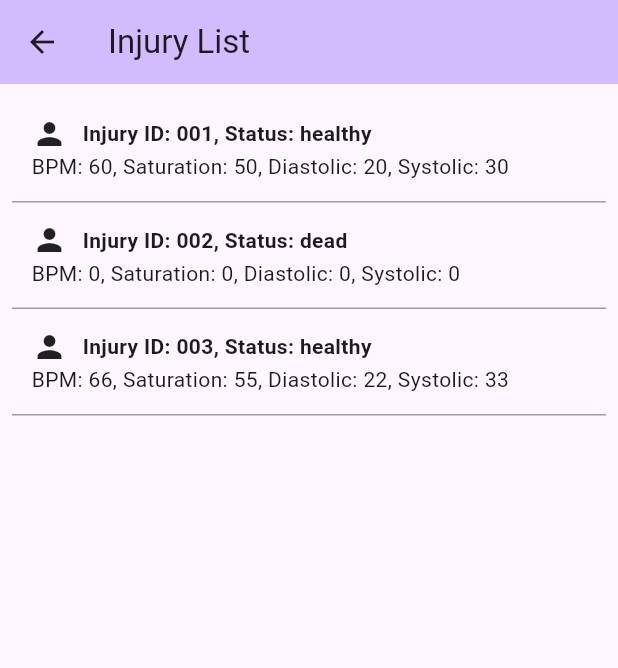
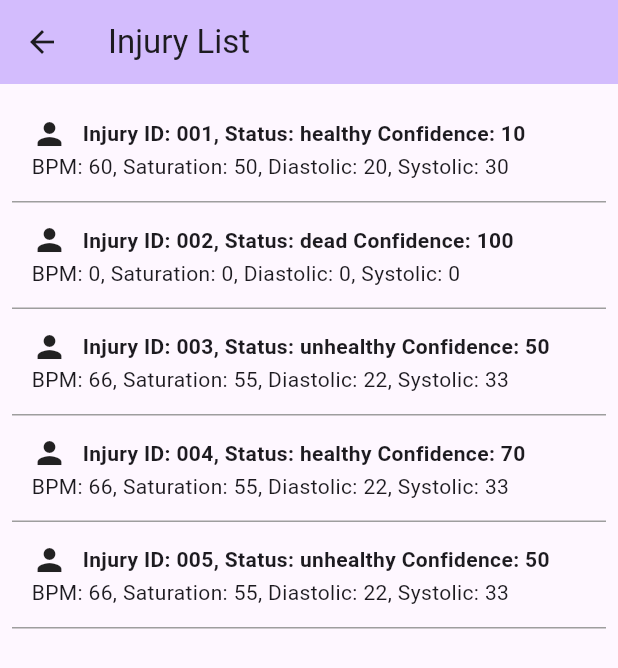
Before and after one commit to czuhajster/traige, a Flutter app: the screen it shows after launch, after a tap on the "person" icon, on a phone screen of 412 x 824 dp. Shown: the top 668 px of the screen. Run offline on Flutter 3.47's test engine with Material 2 defaults, Android fonts, the phone set to English and light mode, and no system bars; our stand-ins replace flutter_slidable.

Commit message:
update dashboard flutter app

```diff
--- a/traige/dashboard/lib/list.dart
+++ b/traige/dashboard/lib/list.dart
@@ -11,10 +11,24 @@ import 'list.dart';
 //   runApp(InjuryView());
 // }
 
+// void main() {
+//   sortInjuryList();
+// }
 
-void main() {
-  fetchData();
-}
+// void testData() {
+//   Map<String, dynamic> json = {
+//     'user_id': '002',
+//     'status': 'healthy',
+//     'data': {
+//       'bpm': 66,
+//       'oxygen_saturation': 55,
+//       'diastolic': 22,
+//       'systolic': 33,
+//     },
+//   };
+//   String jsonString = jsonEncode(json);
+//   print(jsonString);
+// }
 
 class InjuryView extends StatelessWidget {
   static List<InjuryCase> injuryList = [
@@ -22,22 +36,32 @@ class InjuryView extends StatelessWidget {
       user_id: '001',
       status: 'healthy',
       data: InjuryData(bpm: 60, oxygen_saturation: 50, diastolic: 20, systolic: 30),
+      confidence: 10,
     ),
     InjuryCase(
       user_id: '002',
       status: 'dead',
       data: InjuryData(bpm: 0, oxygen_saturation: 0, diastolic: 0, systolic: 0),
+      confidence: 100,
     ),
     InjuryCase(
       user_id: '003',
+      status: 'unhealthy',
+      data: InjuryData(bpm: 66, oxygen_saturation: 55, diastolic: 22, systolic: 33),
+      confidence: 50,
+    ),
+      InjuryCase(
+      user_id: '004',
       status: 'healthy',
       data: InjuryData(bpm: 66, oxygen_saturation: 55, diastolic: 22, systolic: 33),
+      confidence: 70,
     ),
-    //   InjuryCase(
-    //   user_id: '002',
-    //   status: 'healthy',
-    //   data: InjuryData(bpm: 66, oxygen_saturation: 55, diastolic: 22, systolic: 33),
-    // ),
+      InjuryCase(
+      user_id: '005',
+      status: 'unhealthy',
+      data: InjuryData(bpm: 66, oxygen_saturation: 55, diastolic: 22, systolic: 33),
+      confidence: 50,
+    ),
   ];
 
   @override
@@ -73,6 +97,7 @@ class InjuryView extends StatelessWidget {
                         oxygen_saturation: injuryList[index].data.oxygen_saturation,
                         diastolic: injuryList[index].data.diastolic,
                         systolic: injuryList[index].data.systolic,
+                        confidence: injuryList[index].confidence,
                       ),
                     ),
                   );
@@ -96,7 +121,7 @@ Future<void> fetchData() async {
     print(jsonData);
     // call createCase function
     createCase(jsonData);
-
+    sortInjuryList();
   } else {
     print('Failed to load data. Status code: ${response.statusCode}');
   }
@@ -119,7 +144,7 @@ void createCase(jsonData) {
   int newOxygen_saturation = jsonData['oxygen_saturation'];
   int newDiastolic = jsonData['diastolic'];
   int newSystolic = jsonData['systolic'];
-
+  int confidence = jsonData['confidence'];
   InjuryCase? existingCase = findCaseById(user_id);
 
   if (existingCase != null) {
@@ -129,6 +154,7 @@ void createCase(jsonData) {
     existingCase.data.oxygen_saturation = newOxygen_saturation;
     existingCase.data.diastolic = newDiastolic;
     existingCase.data.systolic = newSystolic;
+    existingCase.confidence = confidence;
     print('Case updated');
   } else {
     // Case doesn't exist, create a new one
@@ -141,9 +167,11 @@ void createCase(jsonData) {
         diastolic: newDiastolic,
         systolic: newSystolic,
       ),
+      confidence: confidence,
     );
     InjuryView.injuryList.add(newCase);
     print('New case created');
+    sortInjuryList();
   }
 }
 
@@ -151,11 +179,13 @@ class InjuryCase {
   final String user_id;
   String status;
   InjuryData data;
+  int confidence;
 
   InjuryCase({
     required this.user_id,
     required this.status,
     required this.data,
+    required this.confidence,
   });
 }
 
@@ -180,6 +210,7 @@ class InjuryCaseWidget extends StatelessWidget {
   int oxygen_saturation;
   int diastolic;
   int systolic;
+  int confidence;
 
   InjuryCaseWidget({
     required this.user_id,
@@ -188,6 +219,7 @@ class InjuryCaseWidget extends StatelessWidget {
     required this.oxygen_saturation,
     required this.diastolic,
     required this.systolic,
+    required this.confidence,
   });
 
   @override
@@ -204,7 +236,7 @@ class InjuryCaseWidget extends StatelessWidget {
                 child: Align(
                   alignment: Alignment.centerLeft,
                   child: Text(
-                    'Injury ID: $user_id, Status: $status',
+                    'Injury ID: $user_id, Status: $status Confidence: $confidence',
                     style: TextStyle(fontWeight: FontWeight.bold),
                   ),
                 ),
@@ -218,5 +250,36 @@ class InjuryCaseWidget extends StatelessWidget {
         ],
       ),
           );
+
   }
 }
+
+
+void sortInjuryList() {
+  // Custom sorting function based on health status and confidence
+  InjuryView.injuryList.sort((a, b) {
+    // Sort by health status (unhealthy < healthy < dead)
+    int statusComparison = _compareStatus(a.status, b.status);
+    if (statusComparison != 0) {
+      return statusComparison;
+    } else {
+      // If status is the same, sort by confidence
+      return a.confidence.compareTo(b.confidence);
+    }
+  });
+}
+
+int _compareStatus(String statusA, String statusB) {
+  // Define the order: unhealthy comes first, followed by healthy, and then dead
+  if (statusA == 'unhealthy' && statusB != 'unhealthy') {
+    return -1;
+  } else if (statusA != 'unhealthy' && statusB == 'unhealthy') {
+    return 1;
+  } else if (statusA == 'healthy' && statusB != 'healthy') {
+    return -1;
+  } else if (statusA != 'healthy' && statusB == 'healthy') {
+    return 1;
+  } else {
+    return 0;
+  }
+}
--- a/traige/dashboard/lib/main.dart
+++ b/traige/dashboard/lib/main.dart
@@ -73,7 +73,10 @@ class MyHomePage extends StatelessWidget {
       body: Center(
         // Center is a layout widget. It takes a single child and positions it
         // in the middle of the parent.
-        child: Align(
+          child: Row(
+            mainAxisAlignment: MainAxisAlignment.center,
+            children: [
+              Align(
                 alignment: Alignment.center,
                 child: Container(
                   width: 100,
@@ -92,6 +95,25 @@ class MyHomePage extends StatelessWidget {
                   ),
                 ),
               ),
+              SizedBox(width: 20), // Add some spacing between the buttons
+              Align(
+                alignment: Alignment.center,
+                child: Container(
+                  width: 100,
+                  height: 100,
+                  child: ElevatedButton(
+                    onPressed: () {
+                      // Add your logic for the second button here
+                    },
+                    style: ElevatedButton.styleFrom(
+                      padding: EdgeInsets.all(20), // Adjust the padding as needed
+                    ),
+                    child: const Icon(Icons.add),
+                  ),
+                ),
+              ),
+            ],
+          ),
           ),
         );
     // );
```
Also changed, not shown: 10 other files. Lines whose indentation alone changed are shown as unchanged.
